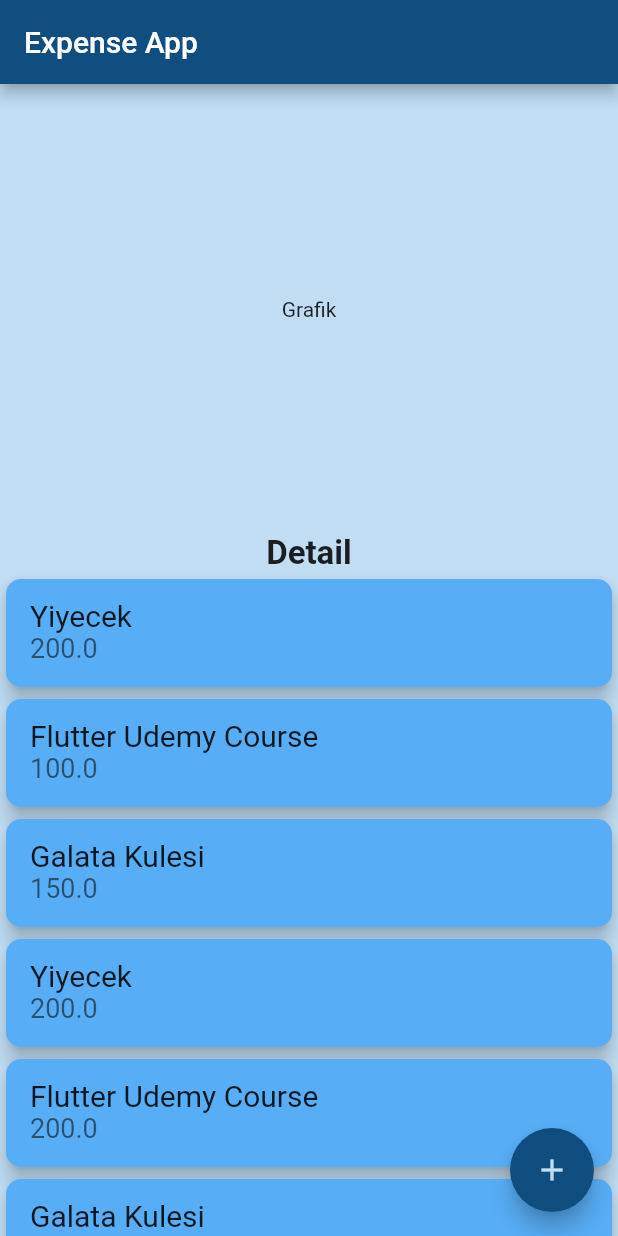
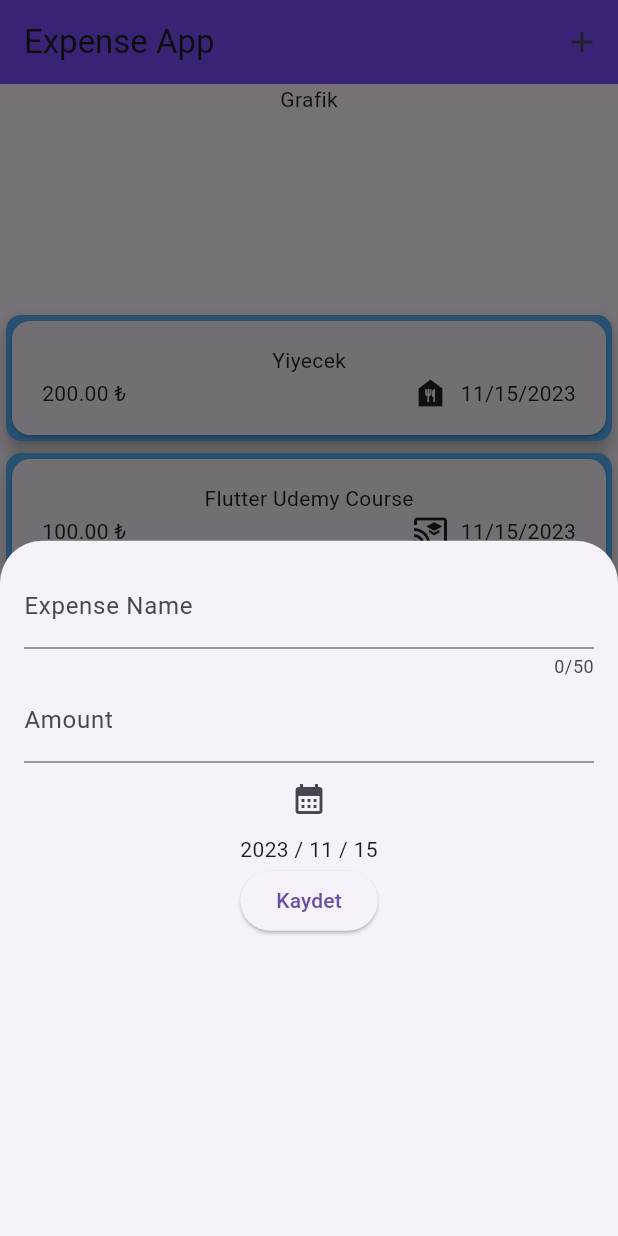
Before and after one commit to hasanbektas1/Flutter-ExpenseApp, a Flutter app: the screen it shows after launch, after a tap on the "add" icon, on a phone screen of 412 x 824 dp. Run offline on Flutter 3.47's test engine with Material 2 defaults, Android fonts, the phone set to English and light mode, and no system bars.

Commit message:
DateTime eklendi

```diff
--- a/lib/main.dart
+++ b/lib/main.dart
@@ -1,10 +1,9 @@
-import 'package:expenseapp/pages/expense_list.dart';
+import 'package:expenseapp/pages/main_page.dart';
 import 'package:flutter/material.dart';
 
 void main() {
-  runApp(const MaterialApp(
-    home: Scaffold(
-      body: ExpenseList(),
-    ),
+  runApp(MaterialApp(
+    theme: ThemeData(useMaterial3: true),
+    home: const MainPage(),
   ));
 }
--- a/lib/models/expense.dart
+++ b/lib/models/expense.dart
@@ -1,8 +1,17 @@
+import 'package:flutter/material.dart';
+import 'package:intl/intl.dart';
 import 'package:uuid/uuid.dart';
 
 const uuid = Uuid();
 
 enum Category { food, education, travel, work }
+
+const categoryIcons = {
+  Category.food: Icons.food_bank,
+  Category.education: Icons.cast_for_education,
+  Category.travel: Icons.car_rental,
+  Category.work: Icons.business
+};
 
 class Expense {
   Expense(
@@ -17,6 +26,11 @@ class Expense {
   final double price;
   final DateTime date;
   final Category category;
+
+  String get formattedDate {
+    var formatter = DateFormat.yMd();
+    return formatter.format(date);
+  }
 }
 
 // e31d96a6-f15e-4787-ad2d-9d3965218523, Yemek, 50
--- a/lib/pages/expense_list.dart
+++ b/lib/pages/expense_list.dart
@@ -1,4 +1,5 @@
 import 'package:expenseapp/models/expense.dart';
+import 'package:expenseapp/widgets/expense_item.dart';
 import 'package:flutter/material.dart';
 
 class ExpenseList extends StatefulWidget {
@@ -26,61 +27,17 @@ class _ExpenseListState extends State<ExpenseList> {
         price: 150,
         date: DateTime.now(),
         category: Category.travel),
-    Expense(
-        name: "Yiyecek",
-        price: 200,
-        date: DateTime.now(),
-        category: Category.food),
-    Expense(
-        name: "Flutter Udemy Course",
-        price: 200,
-        date: DateTime.now(),
-        category: Category.education),
-    Expense(
-        name: "Galata Kulesi",
-        price: 200,
-        date: DateTime.now(),
-        category: Category.travel),
-    Expense(
-        name: "Yiyecek",
-        price: 200,
-        date: DateTime.now(),
-        category: Category.food),
-    Expense(
-        name: "Flutter Udemy Course",
-        price: 200,
-        date: DateTime.now(),
-        category: Category.education),
-    Expense(
-        name: "Galata Kulesi",
-        price: 200,
-        date: DateTime.now(),
-        category: Category.travel),
   ]; // firebase,veritabanı
   @override
   Widget build(BuildContext context) {
-    return Scaffold(
-      backgroundColor: Color.fromARGB(255, 192, 221, 244),
-      appBar: AppBar(
-        backgroundColor: const Color.fromARGB(255, 17, 78, 128),
-        title: const Text("Expense App"),
-      ),
-      body: Center(
+    return Center(
       child: Column(
+        mainAxisAlignment: MainAxisAlignment.center,
+        crossAxisAlignment: CrossAxisAlignment.center,
         children: [
-            const Center(
-              child: SizedBox(
-                height: 300,
-                child: Align(
-                  child: Text(
-                    "Grafik",
-                  ),
-                ),
-              ),
-            ),
-            const Text(
-              "Detail",
-              style: TextStyle(fontSize: 22, fontWeight: FontWeight.bold),
+          const SizedBox(
+            height: 150,
+            child: Text("Grafik"),
           ),
           Expanded(
             child: ListView.builder(
@@ -91,31 +48,12 @@ class _ExpenseListState extends State<ExpenseList> {
                         borderRadius: BorderRadius.circular(10)),
                     elevation: 5,
                     color: const Color.fromARGB(255, 87, 174, 246),
-                      child: ListTile(
-                        title: Text(
-                          expenses[index].name,
-                          style: const TextStyle(fontSize: 20),
-                        ),
-                        subtitle: Text(
-                          expenses[index].price.toString(),
-                          style: const TextStyle(fontSize: 18),
+                    child: ExpenseItem(expenses[index]));
+              },
             ),
           ),
-                    );
-                  }),
-            )
         ],
-        ),
-      ),
-      floatingActionButton: FloatingActionButton(
-        onPressed: () {
-          print("FloatActionButton clicked");
-        },
-        child: Icon(Icons.add),
-        backgroundColor: const Color.fromARGB(255, 17, 78, 128),
-        foregroundColor: const Color.fromARGB(255, 192, 221, 244),
       ),
     );
   }
 }
-// Topbar eklemek vs..
--- /dev/null
+++ b/lib/pages/main_page.dart
@@ -0,0 +1,26 @@
+import 'package:expenseapp/pages/expense_list.dart';
+import 'package:expenseapp/widgets/new_expense.dart';
+import 'package:flutter/material.dart';
+
+class MainPage extends StatelessWidget {
+  const MainPage({Key? key}) : super(key: key);
+
+  @override
+  Widget build(BuildContext context) {
+    return Scaffold(
+      appBar: AppBar(
+        backgroundColor: Colors.deepPurpleAccent,
+        title: const Text("Expense App"),
+        actions: [
+          IconButton(
+              onPressed: () {
+                showModalBottomSheet(
+                    context: context, builder: (ctx) => NewExpense());
+              },
+              icon: const Icon(Icons.add)),
+        ],
+      ),
+      body: ExpenseList(),
+    );
+  }
+}
--- /dev/null
+++ b/lib/widgets/expense_item.dart
@@ -0,0 +1,31 @@
+import 'package:expenseapp/models/expense.dart';
+import 'package:flutter/material.dart';
+
+class ExpenseItem extends StatelessWidget {
+  const ExpenseItem(this.expense, {Key? key}) : super(key: key);
+  final Expense expense;
+
+  @override
+  Widget build(BuildContext context) {
+    return Card(
+      child: Padding(
+        padding: const EdgeInsets.symmetric(horizontal: 20, vertical: 16),
+        child: Column(
+          children: [
+            Text(expense.name),
+            Row(
+              children: [
+                // String Interpolation
+                Text("${expense.price.toStringAsFixed(2)} ₺"), // Alt GR + T
+                const Spacer(),
+                Icon(categoryIcons[expense.category]),
+                const SizedBox(width: 8),
+                Text(expense.formattedDate)
+              ],
+            )
+          ],
+        ),
+      ),
+    );
+  }
+}
--- /dev/null
+++ b/lib/widgets/new_expense.dart
@@ -0,0 +1,64 @@
+import 'package:flutter/material.dart';
+
+class NewExpense extends StatefulWidget {
+  const NewExpense({Key? key}) : super(key: key);
+
+  @override
+  _NewExpenseState createState() => _NewExpenseState();
+}
+
+//11:10
+class _NewExpenseState extends State<NewExpense> {
+  // Controller
+  final _nameController = TextEditingController();
+  final _amountController = TextEditingController();
+  DateTime selectedDate = DateTime.now();
+
+  @override
+  Widget build(BuildContext context) {
+    return Padding(
+      padding: const EdgeInsets.all(16),
+      child: Column(
+        children: [
+          TextField(
+            controller: _nameController,
+            maxLength: 50,
+            decoration: const InputDecoration(label: Text("Expense Name")),
+          ),
+          TextField(
+            controller: _amountController,
+            keyboardType: TextInputType.number,
+            decoration:
+                const InputDecoration(label: Text("Amount"), prefixText: "₺"),
+          ),
+          IconButton(
+              onPressed: () async {
+                final DateTime? dateTime = await showDatePicker(
+                  context: context,
+                  initialDate: selectedDate,
+                  firstDate: DateTime(2000),
+                  lastDate: DateTime(3000),
+                );
+                if (dateTime != null) {
+                  setState(() {
+                    selectedDate = dateTime;
+                    print("Tarih Seçildi: ${selectedDate}");
+                  });
+                }
+
+                // DatePicker açmak..
+                // DatePicker'dan gelen değeri Text olarak yazdırmak
+              },
+              icon: const Icon(Icons.calendar_month)),
+          Text(
+              "${selectedDate.year} / ${selectedDate.month} / ${selectedDate.day}"), // seçilen tarihi formatlayarak yazdırmak..
+          ElevatedButton(
+              onPressed: () {
+                print("Kayıt Başarılı: ${selectedDate}");
+              },
+              child: const Text("Kaydet"))
+        ],
+      ),
+    );
+  }
+}
--- a/pubspec.yaml
+++ b/pubspec.yaml
@@ -36,6 +36,7 @@ dependencies:
   # Use with the CupertinoIcons class for iOS style icons.
   cupertino_icons: ^1.0.2
   uuid: ^4.2.1
+  intl: ^0.18.1
 
 dev_dependencies:
   flutter_test:
```
Also changed, not shown: pubspec.lock. Lines whose indentation alone changed are shown as unchanged.
